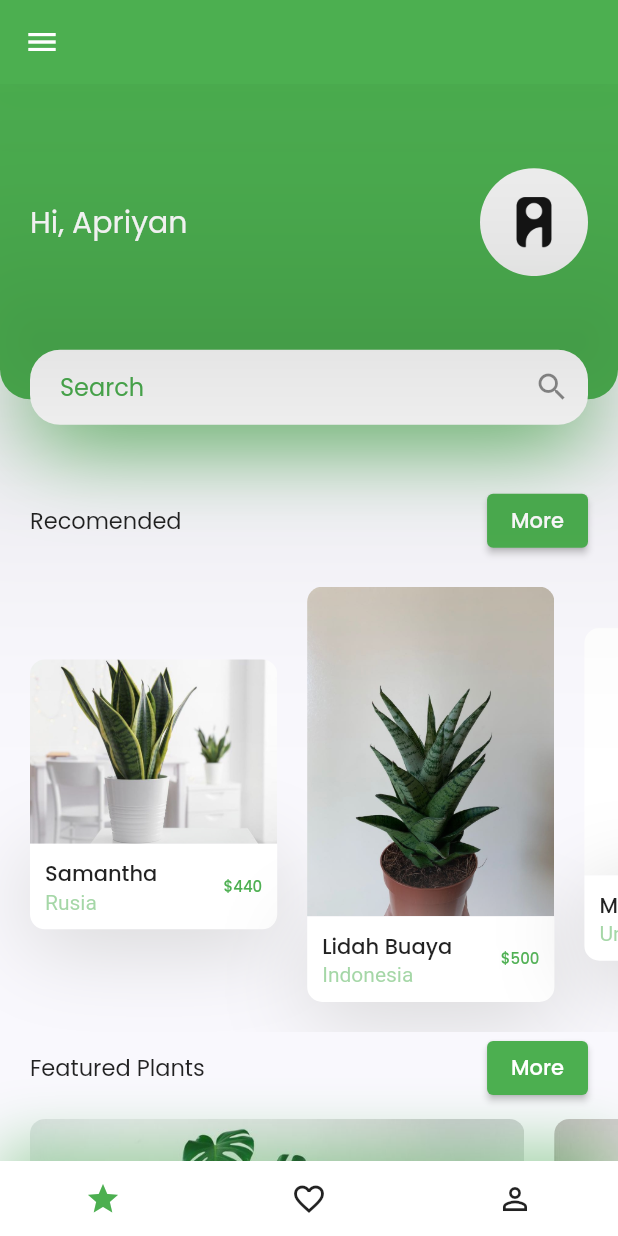
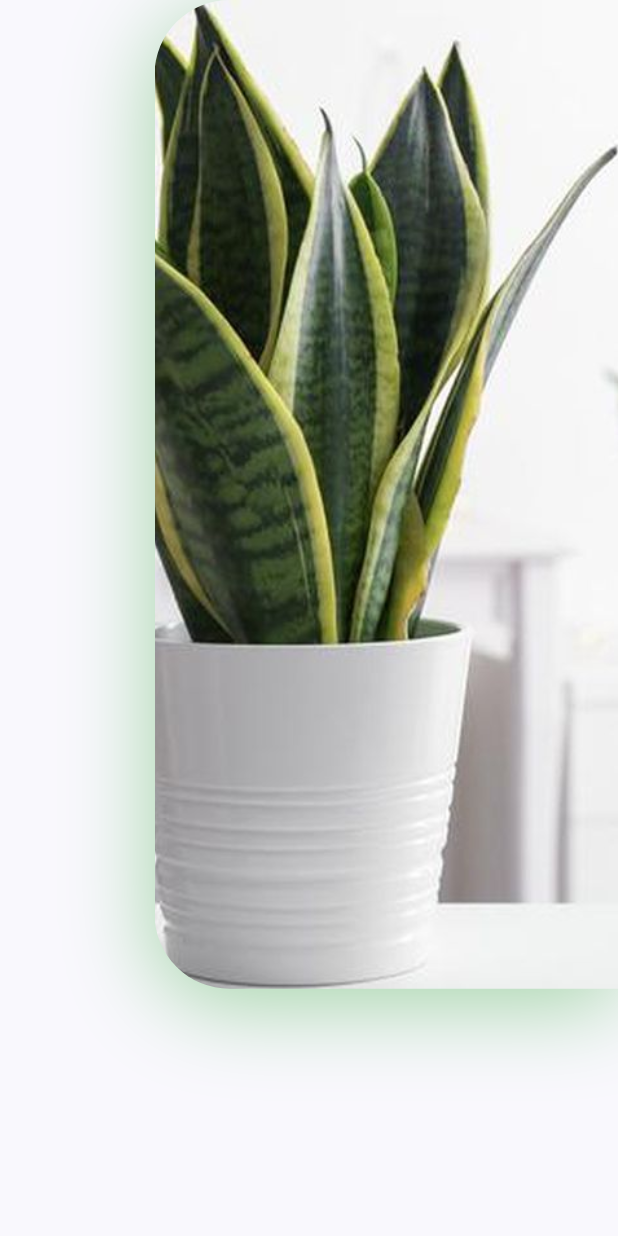
Before and after one commit to Apryn/tumbuhan_app, a Flutter app: the screen it shows after launch, after a tap on an icon or button, on a phone screen of 412 x 824 dp. Run offline on Flutter 3.47's test engine with Material 2 defaults, Android fonts, the phone set to English and light mode, and no system bars.

Commit message:
Manage Project Structure

```diff
--- /dev/null
+++ b/lib/Screen/Details/Components/Body.dart
@@ -0,0 +1,40 @@
+import 'package:flutter/material.dart';
+
+class Body extends StatelessWidget {
+  const Body({Key? key}) : super(key: key);
+
+  @override
+  Widget build(BuildContext context) {
+    Size size = MediaQuery.of(context).size;
+    return Column(
+      children: [
+        Row(
+          children: [
+            Expanded(
+                child: Column(
+              children: [],
+            )),
+            Container(
+              height: size.height * 0.8,
+              width: size.width * 0.75,
+              decoration: BoxDecoration(
+                  boxShadow: [
+                    BoxShadow(
+                        offset: const Offset(0, 10),
+                        blurRadius: 50,
+                        color: Colors.green.withOpacity(0.5))
+                  ],
+                  borderRadius: const BorderRadius.only(
+                      topLeft: Radius.circular(50),
+                      bottomLeft: Radius.circular(50)),
+                  image: const DecorationImage(
+                      alignment: Alignment.center,
+                      image: AssetImage("assets/images/Tanaman1.jpeg"),
+                      fit: BoxFit.cover)),
+            )
+          ],
+        )
+      ],
+    );
+  }
+}
--- /dev/null
+++ b/lib/Screen/Details/DetailScreen.dart
@@ -0,0 +1,13 @@
+import 'package:flutter/material.dart';
+import 'package:tumbuhan_app/Screen/Details/Components/Body.dart';
+
+class DetailScreen extends StatelessWidget {
+  const DetailScreen({Key? key}) : super(key: key);
+
+  @override
+  Widget build(BuildContext context) {
+    return const Scaffold(
+      body: Body(),
+    );
+  }
+}
--- a/lib/Screen/Components/RecomendedPlants.dart
+++ b/lib/Screen/Home/Components/RecomendedPlants.dart
@@ -1,4 +1,5 @@
 import 'package:flutter/material.dart';
+import 'package:tumbuhan_app/Screen/Details/DetailScreen.dart';
 
 class RecomendedPlants extends StatelessWidget {
   const RecomendedPlants({
@@ -16,21 +17,36 @@ class RecomendedPlants extends StatelessWidget {
             title: "Samantha",
             country: "Rusia",
             price: 440,
-            press: () {},
+            press: () {
+              Navigator.push(
+                  context,
+                  MaterialPageRoute(
+                      builder: (context) => const DetailScreen()));
+            },
           ),
           RecomendePlantCard(
             image: "assets/images/Tanaman2.jpg",
             title: "Lidah Buaya",
             country: "Indonesia",
             price: 500,
-            press: () {},
+            press: () {
+              Navigator.push(
+                  context,
+                  MaterialPageRoute(
+                      builder: (context) => const DetailScreen()));
+            },
           ),
           RecomendePlantCard(
             image: "assets/images/Tanaman3.jpg",
             title: "Mawar",
             country: "United States",
             price: 120,
-            press: () {},
+            press: () {
+              Navigator.push(
+                  context,
+                  MaterialPageRoute(
+                      builder: (context) => const DetailScreen()));
+            },
           ),
         ],
       ),
--- a/lib/Screen/HomeScreen.dart
+++ b/lib/Screen/Home/HomeScreen.dart
@@ -1,6 +1,6 @@
 import 'package:flutter/material.dart';
-import 'package:tumbuhan_app/Screen/Components/Body.dart';
-import 'Components/MyBottomNavbar.dart';
+import 'package:tumbuhan_app/Screen/Home/Components/MyBottomNavbar.dart';
+import 'Components/Body.dart';
 
 class HomeScreen extends StatelessWidget {
   const HomeScreen({Key? key}) : super(key: key);
--- a/lib/main.dart
+++ b/lib/main.dart
@@ -1,6 +1,6 @@
 import 'package:flutter/material.dart';
-import 'package:tumbuhan_app/Screen/homeScreen.dart';
 import 'package:tumbuhan_app/Theme.dart';
+import 'Screen/Home/HomeScreen.dart';
 
 void main() {
   runApp(const MyApp());
```
Also changed, not shown: lib/Screen/Home/Components/Body.dart (renamed from lib/Screen/Components/Body.dart), lib/Screen/Home/Components/FeaturedPlants.dart (renamed from lib/Screen/Components/FeaturedPlants.dart), lib/Screen/Home/Components/Header_With_SearchBox.dart (renamed from lib/Screen/Components/Header_With_SearchBox.dart), lib/Screen/Home/Components/MyBottomNavbar.dart (renamed from lib/Screen/Components/MyBottomNavbar.dart), lib/Screen/Home/Components/TitleWithBtn.dart (renamed from lib/Screen/Components/TitleWithBtn.dart).
